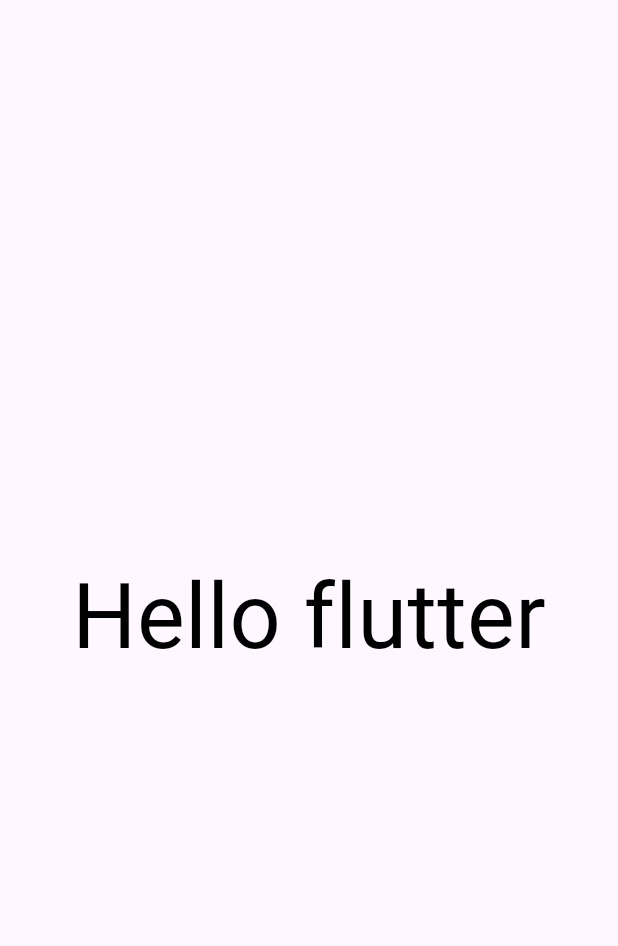
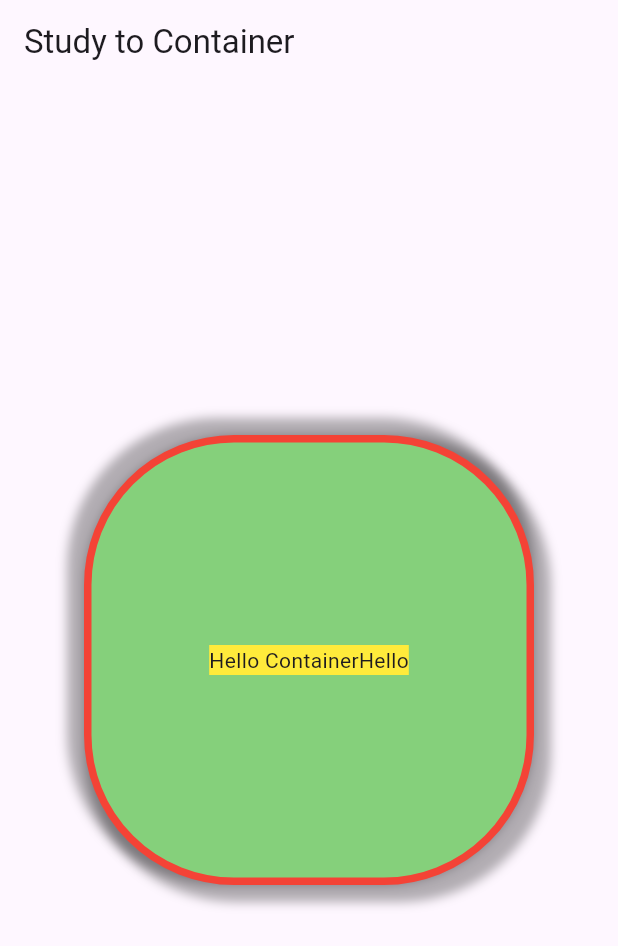
Before and after one commit to freechird2/flutter_practice, a Flutter app: the screen it shows after launch, on a phone screen of 412 x 824 dp. Shown: the top 946 px of the screen. Run offline on Flutter 3.47's test engine with Material 3 defaults, Android fonts, the phone set to English and light mode, and no system bars.

Commit message:
0819_ch01_end

```diff
--- a/ch01/lib/main.dart
+++ b/ch01/lib/main.dart
@@ -5,27 +5,46 @@ void main() {
   runApp(
     MaterialApp(
       home: Scaffold(
-        body: TestWidget()
+          appBar: AppBar(
+            title: Text('Study to Container')
+          ),
+          body: CustomContainer(),
+        ),
       )
-    )
   );
 }
 
-class TestWidget extends StatelessWidget {
-  const TestWidget({super.key});
+class CustomContainer extends StatelessWidget {
+  const CustomContainer({super.key});
 
   @override
   Widget build(BuildContext context) {
-    return SafeArea(
+    return Center(
+      child: Container(
+        width: 300,
+        height: 300,
+        padding: EdgeInsets.fromLTRB(10, 12, 10, 12),
+        // margin: EdgeInsets.symmetric(vertical: 12, horizontal: 10),
+        decoration: BoxDecoration(
+          color: Color(0xFF85d07b),
+          border: Border.all(
+            color: Colors.red,
+            width: 5,
+            style: BorderStyle.solid
+          ),
+          borderRadius: BorderRadius.circular(100),
+          boxShadow: [
+            BoxShadow(color: Colors.black.withOpacity(0.3), offset: Offset(6, 6), blurRadius: 5, spreadRadius: 5),
+            BoxShadow(color: Colors.black.withOpacity(0.3), offset: Offset(-6, -6), blurRadius: 5, spreadRadius: 5)
+          ]
+        ),
         child: Center(
-          child: Text(
-            'Hello flutter',
-            style: TextStyle(
-              fontSize: 60,
-              color: Colors.black
-            ),
-          ),
-        )
+            child: Container(
+                color: Colors.yellow,
+                child: Text('Hello ContainerHello')
+            )
+        ),
+      ),
     );
   }
 }
```
